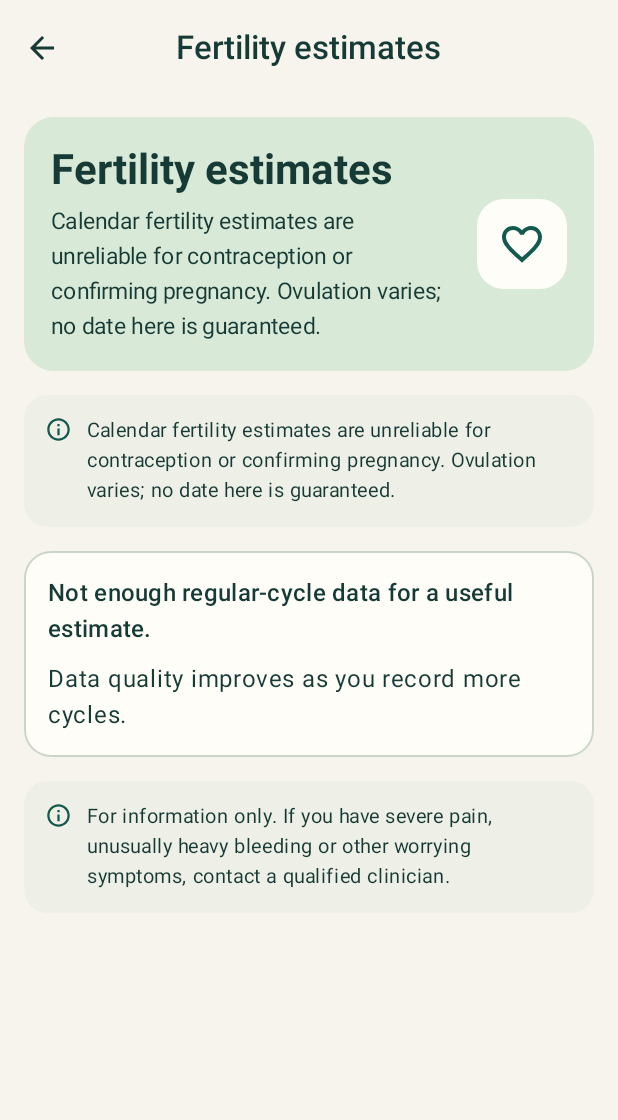
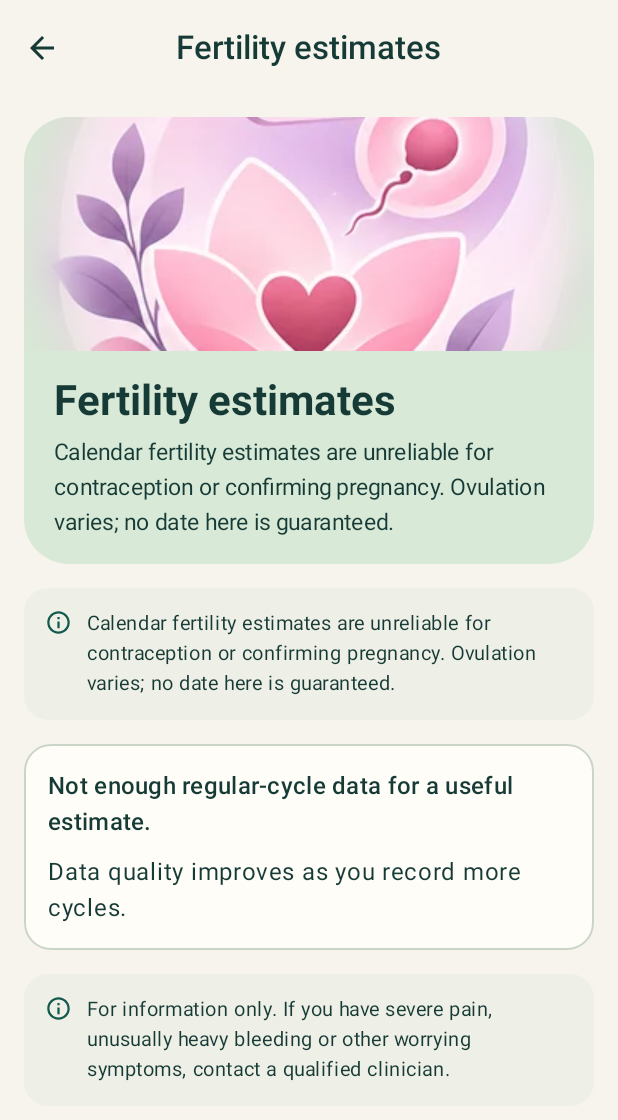
Before and after one commit to mhmmad444410aa-ai/PeriodCalculator, an Android app built with Jetpack Compose: the FertilityScreen screen opened through its navigation route, on a phone screen of 412 x 824 dp. Shown: the top 1120 px of the screen. Run offline under Robolectric (Android 15) with nearby library versions, the phone set to English and light mode, and no system bars; our stand-ins replace Room's generated code; 2 statements that could not run were skipped.

Commit message:
Restore packaged illustrations in headers, information and symptom controls

```diff
--- a/app/src/main/java/com/mhmmad/periodcalculator/ui/Visuals.kt
+++ b/app/src/main/java/com/mhmmad/periodcalculator/ui/Visuals.kt
@@ -39,20 +39,12 @@ fun IllustratedHeader(
     modifier: Modifier = Modifier
 ) {
     val c = MaterialTheme.colorScheme
-    val symbol = when(imageId) {
-        R.drawable.art_calendar -> Icons.Outlined.CalendarMonth
-        R.drawable.art_insights -> Icons.Outlined.Insights
-        R.drawable.art_fertility -> Icons.Outlined.FavoriteBorder
-        else -> Icons.Outlined.Spa
-    }
-    Surface(modifier.fillMaxWidth(), color = c.primaryContainer, shape = RoundedCornerShape(20.dp)) {
-        Row(Modifier.padding(18.dp), verticalAlignment = Alignment.CenterVertically, horizontalArrangement = Arrangement.spacedBy(14.dp)) {
-            Column(Modifier.weight(1f), verticalArrangement = Arrangement.spacedBy(6.dp)) {
+    Surface(modifier.fillMaxWidth(), color = c.primaryContainer, shape = RoundedCornerShape(30.dp)) {
+        Column {
+            Image(painterResource(imageId), null, modifier = Modifier.fillMaxWidth().height(156.dp), contentScale = ContentScale.Crop)
+            Column(Modifier.padding(horizontal = 20.dp, vertical = 16.dp), verticalArrangement = Arrangement.spacedBy(6.dp)) {
                 Text(title, style = MaterialTheme.typography.headlineMedium, color = c.onPrimaryContainer)
                 Text(description, style = MaterialTheme.typography.bodyMedium, color = c.onPrimaryContainer)
-            }
-            Box(Modifier.size(60.dp).background(c.surface, RoundedCornerShape(18.dp)), contentAlignment = Alignment.Center) {
-                Icon(symbol, null, Modifier.size(32.dp), tint = c.primary)
             }
         }
     }
@@ -62,7 +54,7 @@ fun IllustratedHeader(
 fun FloralEmptyState(title: String, message: String, action: String, onClick: () -> Unit) {
     Surface(shape = RoundedCornerShape(28.dp), color = MaterialTheme.colorScheme.surface, border = androidx.compose.foundation.BorderStroke(1.dp, MaterialTheme.colorScheme.primary.copy(alpha = .1f))) {
         Column(Modifier.fillMaxWidth().padding(18.dp), horizontalAlignment = Alignment.CenterHorizontally, verticalArrangement = Arrangement.spacedBy(8.dp)) {
-            Icon(Icons.Outlined.CalendarMonth, null, Modifier.size(64.dp), tint = MaterialTheme.colorScheme.primary)
+            Image(painterResource(R.drawable.art_calendar), null, Modifier.fillMaxWidth().height(132.dp).clip(RoundedCornerShape(18.dp)), contentScale = ContentScale.Crop)
             Text(title, style = MaterialTheme.typography.titleLarge, fontWeight = FontWeight.Bold)
             Text(message, style = MaterialTheme.typography.bodyMedium, color = MaterialTheme.colorScheme.onSurfaceVariant)
             Spacer(Modifier.height(6.dp))
@@ -102,7 +94,7 @@ fun SymptomLevelRow(label: String, @DrawableRes iconId: Int, value: Float, max:
     Column(verticalArrangement = Arrangement.spacedBy(2.dp)) {
         Row(verticalAlignment = Alignment.CenterVertically, horizontalArrangement = Arrangement.spacedBy(10.dp)) {
             Box(Modifier.size(42.dp).background(Brush.linearGradient(listOf(Blush.copy(alpha = .45f), Lavender.copy(alpha = .4f))), CircleShape), contentAlignment = Alignment.Center) {
-                Icon(when(iconId) { R.drawable.symptom_cramps -> Icons.Outlined.FavoriteBorder; R.drawable.symptom_headache -> Icons.Outlined.Info; R.drawable.symptom_fatigue -> Icons.Outlined.Bolt; R.drawable.symptom_mood -> Icons.Outlined.SentimentSatisfied; else -> Icons.Outlined.Spa }, null, Modifier.size(24.dp), tint = Pine)
+                Image(painterResource(iconId), null, Modifier.size(36.dp), contentScale = ContentScale.Fit)
             }
             Text(label, style = MaterialTheme.typography.bodyMedium, modifier = Modifier.weight(1f), fontWeight = FontWeight.Medium)
             Text("${value.toInt()} / ${max.toInt()}", style = MaterialTheme.typography.labelMedium, color = MaterialTheme.colorScheme.primary)
@@ -116,7 +108,7 @@ fun SymptomLevelRow(label: String, @DrawableRes iconId: Int, value: Float, max:
 @Composable
 fun IllustratedInfoRow(@DrawableRes imageId: Int, text: String) {
     Row(Modifier.fillMaxWidth(), verticalAlignment = Alignment.CenterVertically, horizontalArrangement = Arrangement.spacedBy(10.dp)) {
-        Icon(Icons.Outlined.Insights, null, Modifier.size(32.dp), tint = MaterialTheme.colorScheme.primary)
+        Image(painterResource(imageId), null, Modifier.size(64.dp).clip(RoundedCornerShape(16.dp)), contentScale = ContentScale.Crop)
         Text(text, style = MaterialTheme.typography.bodyMedium, color = MaterialTheme.colorScheme.onSurface, modifier = Modifier.weight(1f))
     }
 }
```
